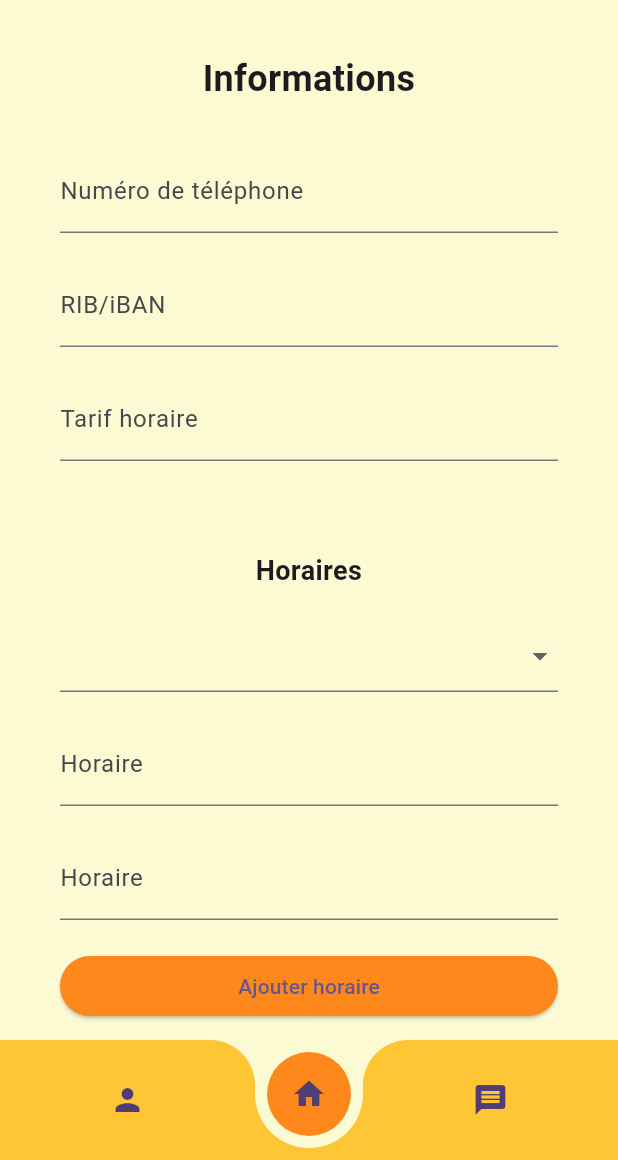
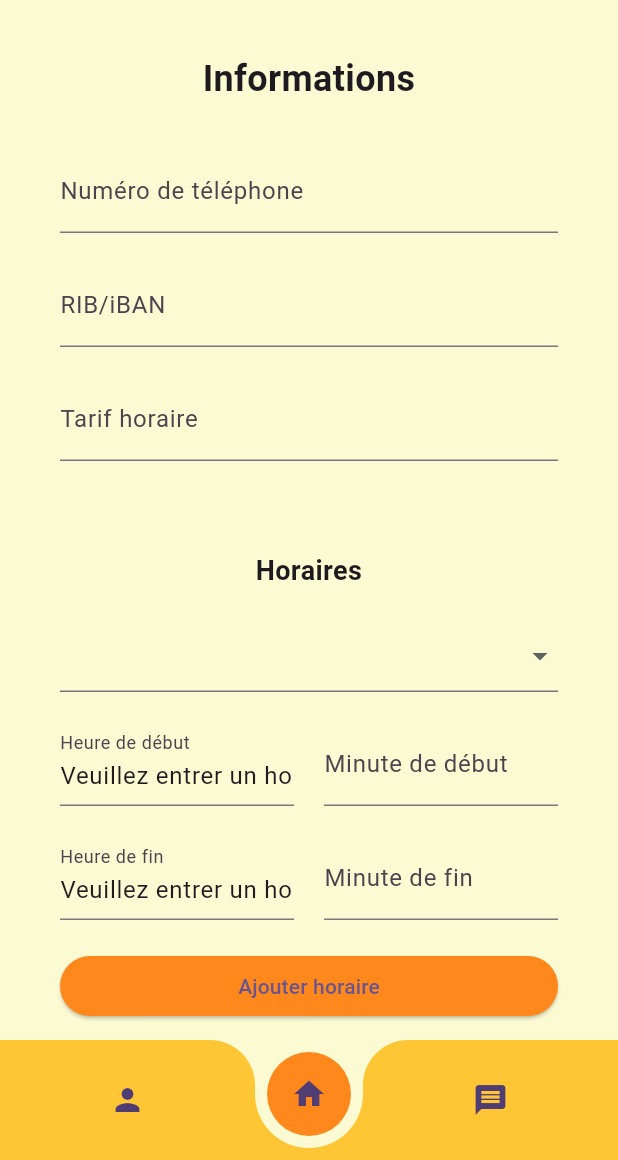
Before and after one commit to lugmog2728/SAE5.01-Voyo, a Flutter app: the screen it shows after launch, after a tap on "Ajouter horaire", on a phone screen of 412 x 824 dp, the part 76-1236 px from its top. Run offline on Flutter 3.47's test engine with Material 3 defaults, Android fonts, the light colour scheme and no system bars.

Commit message:
StatusChange

```diff
--- a/voyo/lib/Statuschange.dart
+++ b/voyo/lib/Statuschange.dart
@@ -1,5 +1,5 @@
 import 'package:flutter/material.dart';
-import 'package:flutter/services.dart'; // Ajout de cette ligne pour importer FilteringTextInputFormatter
+import 'package:flutter/services.dart'; // Importation de cette ligne pour FilteringTextInputFormatter
 import 'globals.dart' as AppGlobal;
 
 class ChangementStatutPage extends StatefulWidget {
@@ -15,24 +15,62 @@ class _ChangementStatutPageState extends State<ChangementStatutPage> {
   final List<String> jours = ['Lundi', 'Mardi', 'Mercredi', 'Jeudi', 'Vendredi', 'Samedi', 'Dimanche'];
   String? selectedJour;
   final List<Map<String, String>> horaires = [];
-  final TextEditingController debutController = TextEditingController();
-  final TextEditingController finController = TextEditingController();
+  final TextEditingController debutHourController = TextEditingController();
+  final TextEditingController debutMinuteController = TextEditingController();
+  final TextEditingController finHourController = TextEditingController();
+  final TextEditingController finMinuteController = TextEditingController();
   final TextEditingController telephoneController = TextEditingController();
   final TextEditingController ribController = TextEditingController();
   final TextEditingController tarifController = TextEditingController();
   double _progressValue = 0.0;
 
+  // Fonction pour vérifier si une heure ou minute est valide (0 à 24 pour heures et 0 à 60 pour minutes)
+  bool _isHoraireValide(String value) {
+    try {
+      int intValue = int.parse(value);
+      if (intValue < 0 || intValue > 24) {
+        return false;
+      }
+      return true;
+    } catch (e) {
+      return false;
+    }
+  }
+
   void _ajouterHoraire() {
-    if (selectedJour != null && debutController.text.isNotEmpty && finController.text.isNotEmpty) {
+    bool debutHourValide = _isHoraireValide(debutHourController.text);
+    bool debutMinuteValide = _isHoraireValide(debutMinuteController.text);
+    bool finHourValide = _isHoraireValide(finHourController.text);
+    bool finMinuteValide = _isHoraireValide(finMinuteController.text);
+
+    if (selectedJour != null &&
+        debutHourValide &&
+        debutMinuteValide &&
+        finHourValide &&
+        finMinuteValide) {
       setState(() {
         horaires.add({
           'jour': selectedJour!,
-          'debut': debutController.text,
-          'fin': finController.text,
+          'debut': '${debutHourController.text}:${debutMinuteController.text}',
+          'fin': '${finHourController.text}:${finMinuteController.text}',
         });
-        debutController.clear();
-        finController.clear();
+        debutHourController.clear();
+        debutMinuteController.clear();
+        finHourController.clear();
+        finMinuteController.clear();
       });
+    } else {
+      String errorMessage = 'Veuillez entrer un horaire valide';
+      if (!debutHourValide || !debutMinuteValide) {
+        debutHourController.clear();
+        debutMinuteController.clear();
+        debutHourController.text = errorMessage;
+      }
+      if (!finHourValide || !finMinuteValide) {
+        finHourController.clear();
+        finMinuteController.clear();
+        finHourController.text = errorMessage;
+      }
     }
   }
 
@@ -41,28 +79,6 @@ class _ChangementStatutPageState extends State<ChangementStatutPage> {
       _progressValue = 0.0; // Réinitialiser la barre de progression
     });
     // Action de confirmation à implémenter ici
-  }
-
-  TextFormField buildHourInput(TextEditingController controller) {
-    return TextFormField(
-      controller: controller,
-      inputFormatters: [FilteringTextInputFormatter.allow(RegExp(r'[0-9:]'))],
-      decoration: InputDecoration(
-        labelText: "Horaire",
-        suffixText: 'heure',
-      ),
-      validator: (value) {
-        if (value == null || value.isEmpty) {
-          return 'Veuillez saisir une heure valide';
-        }
-        // Vérifier le format de l'heure ici
-        final validFormat = RegExp(r'^[0-2]?[0-9]:[0-5][0-9]$').hasMatch(value);
-        if (!validFormat) {
-          return 'Format d\'heure invalide. Utilisez HH:MM';
-        }
-        return null;
-      },
-    );
   }
 
   @override
@@ -137,9 +153,71 @@ class _ChangementStatutPageState extends State<ChangementStatutPage> {
                       }).toList(),
                     ),
                     SizedBox(height: 20.0),
-                    buildHourInput(debutController),
+                    Row(
+                      mainAxisAlignment: MainAxisAlignment.spaceBetween,
+                      children: [
+                        Expanded(
+                          child: TextFormField(
+                            controller: debutHourController,
+                            inputFormatters: [
+                              FilteringTextInputFormatter.digitsOnly,
+                              LengthLimitingTextInputFormatter(2),
+                            ],
+                            decoration: InputDecoration(
+                              labelText: "Heure de début",
+                              errorText: debutHourController.text == 'Veuillez entrer un horaire valide' ? 'Veuillez entrer un horaire valide' : null,
+                            ),
+                          ),
+                        ),
+                        SizedBox(width: 20.0),
+                        Expanded(
+                          child: TextFormField(
+                            controller: debutMinuteController,
+                            inputFormatters: [
+                              FilteringTextInputFormatter.digitsOnly,
+                              LengthLimitingTextInputFormatter(2),
+                            ],
+                            decoration: InputDecoration(
+                              labelText: "Minute de début",
+                              errorText: debutMinuteController.text == 'Veuillez entrer un horaire valide' ? 'Veuillez entrer un horaire valide' : null,
+                            ),
+                          ),
+                        ),
+                      ],
+                    ),
                     SizedBox(height: 20.0),
-                    buildHourInput(finController),
+                    Row(
+                      mainAxisAlignment: MainAxisAlignment.spaceBetween,
+                      children: [
+                        Expanded(
+                          child: TextFormField(
+                            controller: finHourController,
+                            inputFormatters: [
+                              FilteringTextInputFormatter.digitsOnly,
+                              LengthLimitingTextInputFormatter(2),
+                            ],
+                            decoration: InputDecoration(
+                              labelText: "Heure de fin",
+                              errorText: finHourController.text == 'Veuillez entrer un horaire valide' ? 'Veuillez entrer un horaire valide' : null,
+                            ),
+                          ),
+                        ),
+                        SizedBox(width: 20.0),
+                        Expanded(
+                          child: TextFormField(
+                            controller: finMinuteController,
+                            inputFormatters: [
+                              FilteringTextInputFormatter.digitsOnly,
+                              LengthLimitingTextInputFormatter(2),
+                            ],
+                            decoration: InputDecoration(
+                              labelText: "Minute de fin",
+                              errorText: finMinuteController.text == 'Veuillez entrer un horaire valide' ? 'Veuillez entrer un horaire valide' : null,
+                            ),
+                          ),
+                        ),
+                      ],
+                    ),
                     SizedBox(height: 20.0),
                     ElevatedButton(
                       onPressed: _ajouterHoraire,
@@ -153,20 +231,10 @@ class _ChangementStatutPageState extends State<ChangementStatutPage> {
                       crossAxisAlignment: CrossAxisAlignment.stretch,
                       children: [
                         for (final horaire in horaires)
-                          Card(
-                            child: ListTile(
-                              title: Text(
-                                '${horaire['jour']} - Début: ${horaire['debut']} heure, Fin: ${horaire['fin']} heure',
-                                textAlign: TextAlign.center,
-                              ),
-                              trailing: IconButton(
-                                icon: Icon(Icons.delete),
-                                onPressed: () {
-                                  setState(() {
-                                    horaires.remove(horaire);
-                                  });
-                                },
-                              ),
+                          ListTile(
+                            title: Text(
+                              '${horaire['jour']} - Début: ${horaire['debut']}, Fin: ${horaire['fin']}',
+                              textAlign: TextAlign.center,
                             ),
                           ),
                       ],
```
